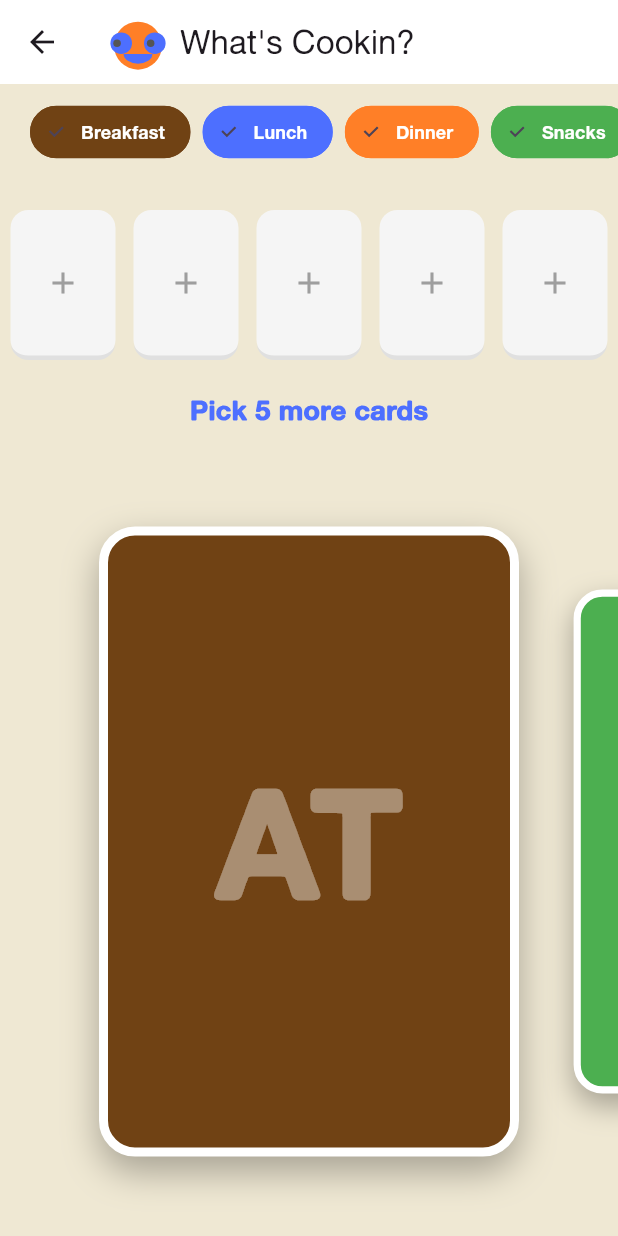
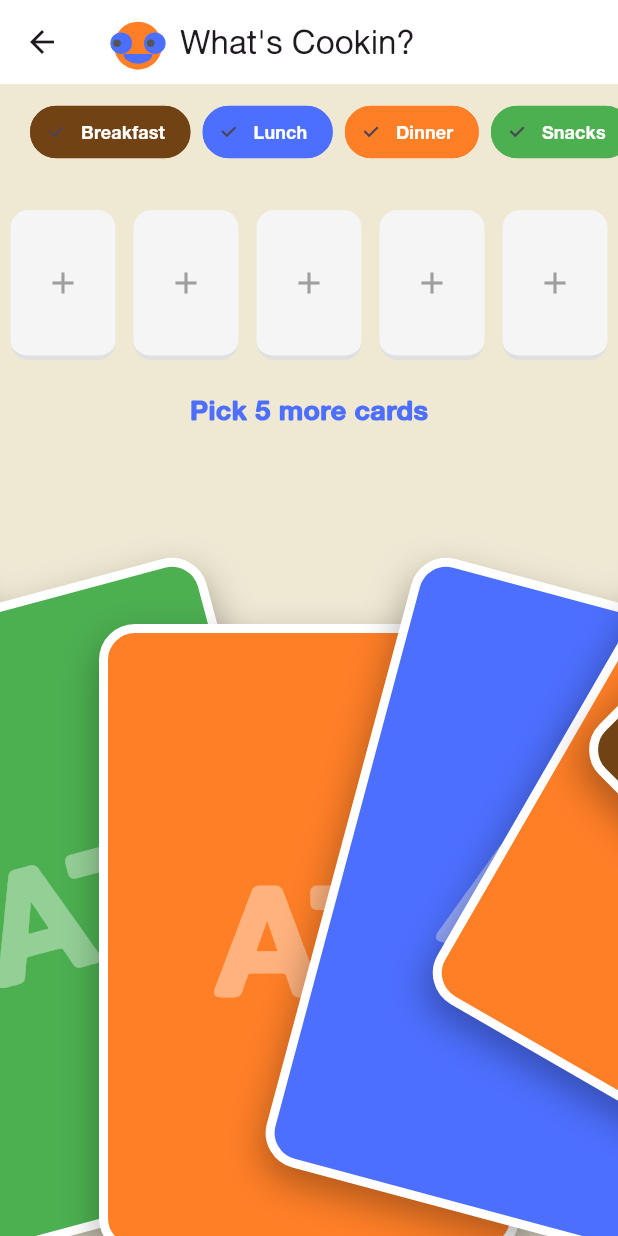
Before and after one commit to Vineel1015/AllTogether, a Flutter app: the FinderScreen screen opened directly, on a phone screen of 412 x 824 dp. Run offline on Flutter 3.47's test engine with Material 3 defaults, Android fonts, the light colour scheme and no system bars; our stand-ins replace connectivity_plus, fl_chart, flutter_riverpod, geolocator, hive_flutter, image_picker and 1 more; missing offline and left inert: google_mlkit_text_recognition; accounts and stored records are empty; network calls fail.

Commit message:
feat: radial magician fan for large interactive cards
- Restored radial fan layout with bottom pivot for card deck.
- Implemented horizontal dragging to rotate/scroll the entire fan.
- Maintained large card size and smooth 3D flipping within the fan.
- Ensured cards fan upwards into empty space without being cut off.

```diff
--- a/app/lib/features/finder/widgets/meal_card_deck.dart
+++ b/app/lib/features/finder/widgets/meal_card_deck.dart
@@ -22,8 +22,8 @@ class MealCardDeck extends StatefulWidget {
 class _MealCardDeckState extends State<MealCardDeck> with TickerProviderStateMixin {
   final List<Meal> _selectedMeals = [];
   final Set<String> _dealtMealIds = {};
-  final PageController _pageController = PageController(viewportFraction: 0.7);
-  int _currentPage = 0;
+  double _scrollOffset = 0.0;
+  String? _hoveredMealId;
 
   void _selectMeal(Meal meal) {
     if (_selectedMeals.length < widget.maxSelections && !_dealtMealIds.contains(meal.id)) {
@@ -70,29 +70,48 @@ class _MealCardDeckState extends State<MealCardDeck> with TickerProviderStateMix
 
         const Spacer(),
 
-        // Large Horizontal Deck
-        SizedBox(
-          height: 550, // Much larger area
-          child: PageView.builder(
-            controller: _pageController,
-            itemCount: availableMeals.length,
-            onPageChanged: (i) => setState(() => _currentPage = i),
-            itemBuilder: (context, index) {
-              final meal = availableMeals[index];
-              final double scale = max(0.8, (1 - (_currentPage - index).abs() * 0.3));
+        // Magician Radial Fan Deck
+        GestureDetector(
+          onHorizontalDragUpdate: (details) {
+            setState(() {
+              _scrollOffset -= details.delta.dx / 200; // Sensibility
+            });
+          },
+          child: Container(
+            height: 550,
+            width: double.infinity,
+            color: Colors.transparent, // Capture gestures
+            child: Stack(
+              alignment: Alignment.bottomCenter,
+              clipBehavior: Clip.none,
+              children: List.generate(availableMeals.length, (index) {
+                final meal = availableMeals[index];
+                final total = availableMeals.length;
 
-              return Center(
-                child: Transform.scale(
-                  scale: scale,
-                  child: _LargeFlipCard(
-                    meal: meal,
-                    onSelected: () => _selectMeal(meal),
-                  ),
-                ),
-              );
-            },
+                // Calculate spread position with scroll offset
+                final double centerIndex = (total - 1) / 2;
+                final double relativePos = (index - centerIndex) + _scrollOffset;
+
+                // Arc calculations
+                final double arcSpread = pi / 4; // 45 degree spread
+                final double angle = relativePos * (arcSpread / 3);
+                final double radius = 600.0;
+
+                return _RadialFanCard(
+                  key: ValueKey(meal.id),
+                  meal: meal,
+                  angle: angle,
+                  radius: radius,
+                  isHovered: _hoveredMealId == meal.id,
+                  onHover: (h) => setState(() => _hoveredMealId = h ? meal.id : null),
+                  onSelected: () => _selectMeal(meal),
+                );
+              }),
+            ),
           ),
         ),
+
+        const SizedBox(height: 20),
 
         if (_selectedMeals.length == widget.maxSelections)
           Padding(
@@ -109,6 +128,50 @@ class _MealCardDeckState extends State<MealCardDeck> with TickerProviderStateMix
             ),
           ),
       ],
+    );
+  }
+}
+
+class _RadialFanCard extends StatelessWidget {
+  final Meal meal;
+  final double angle;
+  final double radius;
+  final bool isHovered;
+  final Function(bool) onHover;
+  final VoidCallback onSelected;
+
+  const _RadialFanCard({
+    super.key,
+    required this.meal,
+    required this.angle,
+    required this.radius,
+    required this.isHovered,
+    required this.onHover,
+    required this.onSelected,
+  });
+
+  @override
+  Widget build(BuildContext context) {
+    // Pivot from bottom center to create radial fan
+    final double x = sin(angle) * radius;
+    final double y = -cos(angle) * radius + radius;
+
+    return AnimatedPositioned(
+      duration: const Duration(milliseconds: 300),
+      curve: Curves.easeOutCubic,
+      bottom: isHovered ? y + 80 : y,
+      left: (MediaQuery.of(context).size.width / 2) + x - 140,
+      child: Transform.rotate(
+        angle: angle,
+        child: MouseRegion(
+          onEnter: (_) => onHover(true),
+          onExit: (_) => onHover(false),
+          child: _LargeFlipCard(
+            meal: meal,
+            onSelected: onSelected,
+          ),
+        ),
+      ),
     );
   }
 }
@@ -164,7 +227,7 @@ class _LargeFlipCardState extends State<_LargeFlipCard> with SingleTickerProvide
           child: _CardSide(meal: widget.meal, isFaceUp: true, isLarge: true),
         ),
         onDragEnd: (details) {
-          if (details.offset.dy < 200) {
+          if (details.offset.dy < 250) {
             widget.onSelected();
           }
         },
@@ -239,7 +302,7 @@ class _CardSide extends StatelessWidget {
                 const SizedBox(height: 12),
                 Text('${meal.calories} kcal', style: const TextStyle(fontSize: 18, color: Colors.grey, fontWeight: FontWeight.bold)),
                 const SizedBox(height: 20),
-                const Text('SWIPE UP TO DEAL', style: TextStyle(color: Colors.grey, fontSize: 12, letterSpacing: 2)),
+                const Text('DRAG UP TO DEAL', style: TextStyle(color: Colors.grey, fontSize: 12, letterSpacing: 2)),
               ],
             ],
           )
@@ -316,12 +379,3 @@ class _EmptySlot extends StatelessWidget {
     );
   }
 }
-
-extension ColorExtension on Color {
-  Color darken([double amount = .1]) {
-    assert(amount >= 0 && amount <= 1);
-    final hsl = HSLColor.fromColor(this);
-    final hslDark = hsl.withLightness((hsl.lightness - amount).clamp(0.0, 1.0));
-    return hslDark.toColor();
-  }
-}
```
